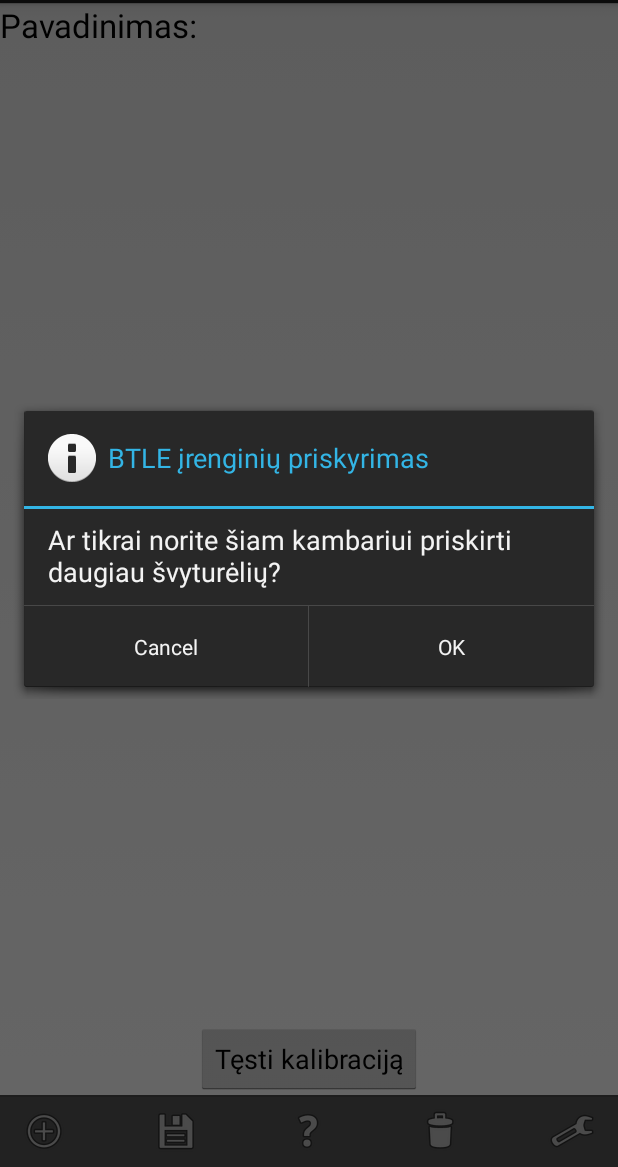
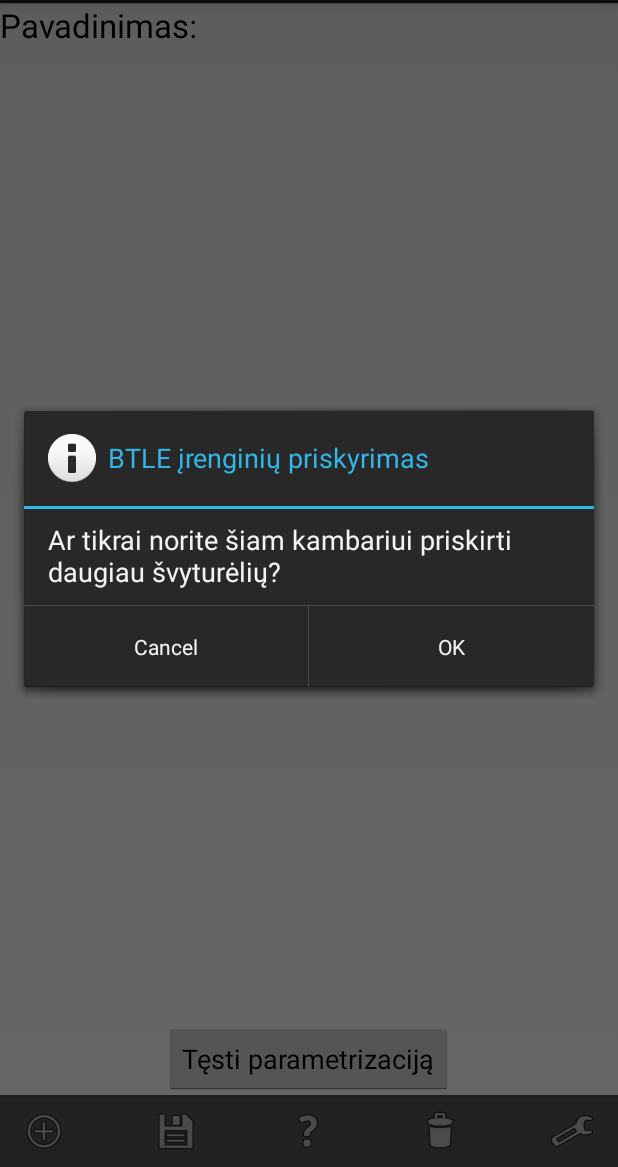
Before and after one commit to drme/ble-loc, an Android app: the RoomActivity screen opened directly, with no data from a screen before it, after a tap on "Priskirti švytrėlius", on a phone screen of 412 x 824 dp, the part 69-1236 px from its top. Run offline under Robolectric (Android 15) with nearby library versions, the phone set to English and light mode, and no system bars; libraries missing offline, so code that uses them is left out: com.opencsv; 8 statements that could not run were skipped; 3 other taps on this screen came first.

Commit message:
Renamed calibration strings to more appropriate ones; Minor changes (#40)
* resync

* Minor changes

* Renamed calibration strings to more appropriate ones

```diff
--- a/BtMatuoklis/app/src/main/java/com/example/btmatuoklis/activities/ScanActivity.java
+++ b/BtMatuoklis/app/src/main/java/com/example/btmatuoklis/activities/ScanActivity.java
@@ -49,6 +49,7 @@ public class ScanActivity extends Activity {
 
     short sleepMin, sleepMax, sleepFast, sampleTime;
 
+
     Handler handler;
     Runnable background;
     Room environment;
@@ -66,7 +67,6 @@ public class ScanActivity extends Activity {
         getActionBar().setSubtitle(getString(R.string.subtitle_scan));
         detectedRoom = (TextView)findViewById(R.id.textScan_DetectedRoom);
         displayBeaconsList = (ExpandableListView)findViewById(R.id.listScan_BeaconsList);
-
 
         setDefaultValues();
         createBT();
--- a/BtMatuoklis/app/src/main/java/com/example/btmatuoklis/helpers/MySQLiteHelper.java
+++ b/BtMatuoklis/app/src/main/java/com/example/btmatuoklis/helpers/MySQLiteHelper.java
@@ -6,6 +6,7 @@ import android.database.Cursor;
 import android.database.sqlite.SQLiteDatabase;
 import android.database.sqlite.SQLiteOpenHelper;
 
+import com.example.btmatuoklis.R;
 import com.example.btmatuoklis.classes.Beacon;
 import com.example.btmatuoklis.classes.Room;
 
@@ -29,8 +30,11 @@ public class MySQLiteHelper extends SQLiteOpenHelper {
     private static final String KEY_BEACONID = "beaconid";
     private static final String KEY_RSSI = "rssi";
 
+    private String device_key;
+
     public MySQLiteHelper(Context context) {
         super(context, DATABASE_NAME, null, DATABASE_VERSION);
+        this.device_key = context.getString(R.string.key_sql_device);
     }
 
     @Override
@@ -159,7 +163,7 @@ public class MySQLiteHelper extends SQLiteOpenHelper {
     }
 
     private boolean _checkDevice(String string){
-        return (string != null && string.contains("device"));
+        return (string != null && string.contains(device_key));
     }
 
     public int getCalibrationID(int roomID, int beaconID){
--- a/BtMatuoklis/app/src/main/res/values/strings.xml
+++ b/BtMatuoklis/app/src/main/res/values/strings.xml
@@ -36,9 +36,9 @@
     <string name="dialog_assign_beacons">Ar tikrai norite šiam kambariui priskirti daugiau švyturėlių?</string>
     <string name="dialog_remove_all_rooms">Ar tikrai norite pašalinti visas patalpas?</string>
     <string name="dialog_remove_room">Ar tikrai norite pašalinti patalpą?</string>
-    <string name="dialog_remove_calibration">Ar tikrai norite pašalinti įrenginio kalibracines reikšmes?</string>
+    <string name="dialog_remove_calibration">Ar tikrai norite pašalinti surinktas įrenginio parametrizacijos patalpoje reikšmes?</string>
     <string name="dialog_remove_beacon">Ar tikrai norite pašalinti BTLE įrenginį?</string>
-    <string name="dialog_export_room_csv">Ar tikrai norite eksportuoti šio kambario kalibracines reikšmes?</string>
+    <string name="dialog_export_room_csv">Ar tikrai norite eksportuoti šios patalpos parametrizacijos reikšmes?</string>
 
     <!--Toast informaciniai tekstai-->
     <string name="toast_warning_wrong_range">Netinkamas intervalas!</string>
@@ -56,7 +56,7 @@
     <string name="beacon_mac">MAC:</string>
     <string name="beacon_rssi">RSSI:</string>
     <string name="beacon_rssi_current">Last:</string>
-    <string name="beacon_calibration_number">Kalibracijos RSSI reikšmių:</string>
+    <string name="beacon_calibration_number">Parametrizacijos reikšmių:</string>
     <string name="beacon_range">Apytikslis atstumas:</string>
 
     <!--Bendrai naudojami tekstai-->
@@ -89,21 +89,21 @@
 
     <!--RoomActivity elementu tekstai-->
     <string name="roomactivity_text_name">Pavadinimas:</string>
-    <string name="roomactivity_button_calibrate">Kalibruoti švyturėlius</string>
-    <string name="roomactivity_button_finish_calib">Baigti kalibraciją</string>
-    <string name="roomactivity_button_resume_calib">Tęsti kalibraciją</string>
+    <string name="roomactivity_button_calibrate">Parametrizuoti patalpą</string>
+    <string name="roomactivity_button_finish_calib">Baigti parametrizaciją</string>
+    <string name="roomactivity_button_resume_calib">Tęsti parametrizaciją</string>
 
     <!--BeaconActivity elementu tekstai-->
     <string name="beaconactivity_text_name">Patalpa:</string>
-    <string name="beaconactivity_text_saved_rssi">Išsaugotos RSSI reikšmės:\u0020</string>
-    <string name="beaconactivity_text_rssi_num">RSSI Kiekis:</string>
-    <string name="beaconactivity_text_rssi_average">RSSI reikšmių vidurkis:</string>
-    <string name="beaconactivity_text_rssi_max">RSSI Max:</string>
-    <string name="beaconactivity_text_rssi_min">RSSI Min:</string>
-    <string name="beaconactivity_title_chart">RSSI reikšmių histograma</string>
+    <string name="beaconactivity_text_saved_rssi">Parametrizacijos reikšmės:\u0020</string>
+    <string name="beaconactivity_text_rssi_num">Reikšmių Kiekis:</string>
+    <string name="beaconactivity_text_rssi_average">Reikšmių vidurkis:</string>
+    <string name="beaconactivity_text_rssi_max">Max:</string>
+    <string name="beaconactivity_text_rssi_min">Min:</string>
+    <string name="beaconactivity_title_chart">Reikšmių histograma</string>
 
     <!--CSVExportHelper klases tekstai-->
-    <string name="exportcsv_name_calibrate">kalibracija</string>
+    <string name="exportcsv_name_calibrate">param</string>
     <string name="exportcsv_column_beacon">BeaconName</string>
     <string name="exportcsv_column_mac">BeaconMac</string>
     <string name="exportcsv_column_rssi">RSSI</string>
@@ -125,8 +125,8 @@
     <string name="settingsactivity_debug_slider_generator">Generatorius</string>
     <string name="settingsactivity_debug_hint_generator">Netikrų įrenginių/reikšmių generatorius</string>
     <string name="settingsactivity_debug_beacons">Generuojamų Įrenginių Kiekis</string>
-    <string name="settingsactivity_debug_rssi_min">Minimali Generuojama RSSI Reikšmė</string>
-    <string name="settingsactivity_debug_rssi_max">Maksimali Generuojama RSSI Reikšmė</string>
+    <string name="settingsactivity_debug_rssi_min">Minimali Generuojama Reikšmė</string>
+    <string name="settingsactivity_debug_rssi_max">Maksimali Generuojama Reikšmė</string>
 
     <!--_DebugBeaconGenerator naudojami tekstai-->
     <string name="gen_beacon_name">Beacon</string>
```
Also changed, not shown: 1 other file.
